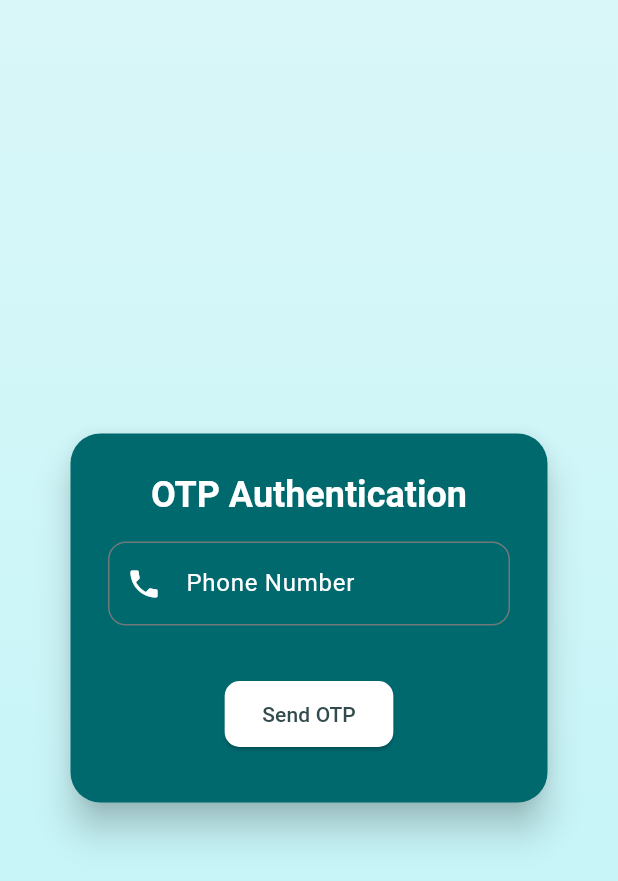
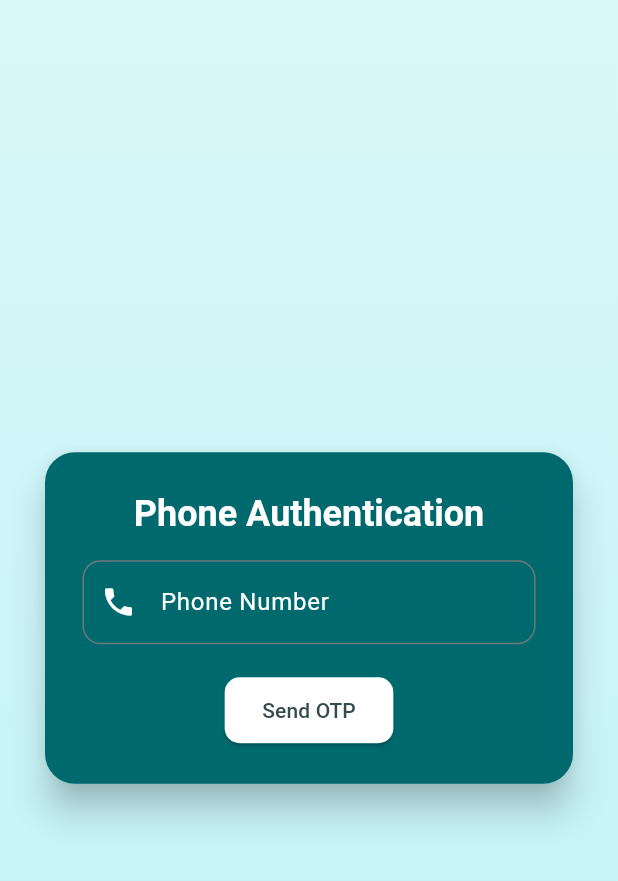
Before and after one commit to shshaheen/Aura, a Flutter app: the AboutsScreen3 screen opened directly, after a tap on "Next", on a phone screen of 412 x 824 dp. Shown: the top 881 px of the screen. Run offline on Flutter 3.47's test engine with Material 3 defaults, Android fonts, the phone set to English and light mode, and no system bars; our stand-ins replace cloud_firestore, firebase_auth, firebase_core, flutter_dotenv, image_picker; missing offline and left inert: cloudinary_public; accounts and stored records are empty.

Commit message:
Correct Navigations and proper theming

```diff
--- a/lib/screens/Abouts/abouts_screen3.dart
+++ b/lib/screens/Abouts/abouts_screen3.dart
@@ -1,4 +1,4 @@
-import 'package:aura/authentication/otp_screen.dart';
+import '../phone_screen.dart';
 import 'package:flutter/material.dart';
 import 'package:aura/main.dart'; // Import to access kLightColorScheme and kDarkColorScheme
 
@@ -114,7 +114,7 @@ class AboutsScreen3 extends StatelessWidget {
                       onPressed: () {
                         Navigator.push(
                           context,
-                          MaterialPageRoute(builder: (context) => OTPScreen()),
+                          MaterialPageRoute(builder: (context) => PhoneScreen()),
                         );
                       },
                       child: Text('Next')),
--- /dev/null
+++ b/lib/screens/phone_screen.dart
@@ -0,0 +1,179 @@
+import 'package:firebase_auth/firebase_auth.dart';
+import 'package:flutter/material.dart';
+import 'otp_screen.dart';
+import 'package:aura/main.dart';
+
+class PhoneScreen extends StatefulWidget {
+  @override
+  _PhoneScreenState createState() => _PhoneScreenState();
+}
+
+class _PhoneScreenState extends State<PhoneScreen> {
+  final TextEditingController phoneController = TextEditingController();
+  final FirebaseAuth _auth = FirebaseAuth.instance;
+  bool isLoading = false;
+  String errorMessage = "";
+
+  void sendOTP() async {
+    setState(() {
+      isLoading = true;
+      errorMessage = "";
+    });
+
+    String phone = phoneController.text.trim();
+
+    if (phone.isEmpty || phone.length < 10) {
+      setState(() {
+        errorMessage = "Enter a valid 10-digit phone number";
+        isLoading = false;
+      });
+      return;
+    }
+
+    await _auth.verifyPhoneNumber(
+      phoneNumber: "+91$phone",
+      verificationCompleted: (PhoneAuthCredential credential) {},
+      verificationFailed: (FirebaseAuthException e) {
+        String userFriendlyMessage = "Verification Failed. Please try again.";
+
+        if (e.code == 'quota-exceeded') {
+          userFriendlyMessage = "Too many verification attempts. Try again later.";
+        } else if (e.code == 'app-not-authorized') {
+          userFriendlyMessage = "App is not authorized for authentication. Contact support.";
+        } else if (e.code == 'missing-client-identifier') {
+          userFriendlyMessage = "Billing is not enabled. Contact the developer.";
+        } else {
+          userFriendlyMessage = e.message ?? "An unexpected error occurred.";
+        }
+
+        setState(() {
+          errorMessage = userFriendlyMessage;
+          isLoading = false;
+        });
+      },
+      codeSent: (String verificationId, int? resendToken) {
+        Navigator.push(
+          context,
+          MaterialPageRoute(
+            builder: (context) => OTPScreen(verificationId: verificationId),
+          ),
+        );
+      },
+      codeAutoRetrievalTimeout: (String verificationId) {},
+    );
+
+    setState(() => isLoading = false);
+  }
+
+  @override
+  Widget build(BuildContext context) {
+    final brightness = Theme.of(context).brightness;
+    final isDarkMode = brightness == Brightness.dark;
+    final colorScheme = isDarkMode ? kDarkColorScheme : kLightColorScheme;
+    final textTheme = Theme.of(context).textTheme;
+
+    return Scaffold(
+      body: Container(
+        decoration: BoxDecoration(
+          gradient: LinearGradient(
+            colors: [
+              colorScheme.primaryContainer.withOpacity(0.3),
+              colorScheme.primaryContainer.withOpacity(0.6),
+            ],
+            begin: Alignment.topCenter,
+            end: Alignment.bottomCenter,
+          ),
+        ),
+        padding: const EdgeInsets.all(14.0),
+        child: Center(
+          child: Card(
+            color: colorScheme.primary,
+            elevation: 10,
+            shape: RoundedRectangleBorder(
+              borderRadius: BorderRadius.circular(20),
+            ),
+            child: Padding(
+              padding: const EdgeInsets.all(25.0),
+              child: Column(
+                mainAxisSize: MainAxisSize.min,
+                children: [
+                  Text(
+                    "Phone Authentication",
+                    style: textTheme.headlineSmall?.copyWith(
+                      fontWeight: FontWeight.bold,
+                      color: colorScheme.onPrimary,
+                    ),
+                  ),
+                  SizedBox(height: 15),
+                  TextField(
+                    controller: phoneController,
+                    style: TextStyle(color: colorScheme.onPrimary),
+                    cursorColor: colorScheme.onPrimary,
+                    decoration: InputDecoration(
+                      labelText: "Phone Number",
+                      labelStyle: TextStyle(color: colorScheme.onPrimary),
+                      prefixText: "+91 ",
+                      prefixStyle: TextStyle(color: colorScheme.onPrimary),
+                      border: OutlineInputBorder(
+                        borderRadius: BorderRadius.circular(12),
+                        borderSide: BorderSide(color: colorScheme.onPrimaryContainer),
+                      ),
+                      focusedBorder: OutlineInputBorder(
+                        borderRadius: BorderRadius.circular(12),
+                        borderSide: BorderSide(color: colorScheme.onPrimary, width: 2),
+                      ),
+                      prefixIcon: Icon(Icons.phone, color: colorScheme.onPrimary),
+                    ),
+                    keyboardType: TextInputType.phone,
+                  ),
+                  SizedBox(height: 20),
+
+                  // Display the error message in a properly styled container
+                  if (errorMessage.isNotEmpty)
+                    Container(
+                      padding: EdgeInsets.all(12),
+                      margin: EdgeInsets.only(bottom: 15),
+                      decoration: BoxDecoration(
+                        color: Colors.redAccent.shade100,
+                        borderRadius: BorderRadius.circular(10),
+                        border: Border.all(color: Colors.red),
+                      ),
+                      child: Row(
+                        crossAxisAlignment: CrossAxisAlignment.start,
+                        children: [
+                          Icon(Icons.error_outline, color: Colors.red.shade900),
+                          SizedBox(width: 10),
+                          Expanded(
+                            child: Text(
+                              errorMessage,
+                              style: TextStyle(
+                                color: Colors.red.shade900,
+                                fontWeight: FontWeight.bold,
+                              ),
+                            ),
+                          ),
+                        ],
+                      ),
+                    ),
+
+                  isLoading
+                      ? CircularProgressIndicator(color: Colors.blueAccent)
+                      : ElevatedButton(
+                          onPressed: sendOTP,
+                          child: Text("Send OTP"),
+                          style: ElevatedButton.styleFrom(
+                            backgroundColor: colorScheme.onSecondary,
+                            foregroundColor: colorScheme.onSecondaryContainer,
+                            padding: EdgeInsets.symmetric(vertical: 12, horizontal: 25),
+                            shape: RoundedRectangleBorder(borderRadius: BorderRadius.circular(10)),
+                          ),
+                        ),
+                ],
+              ),
+            ),
+          ),
+        ),
+      ),
+    );
+  }
+}
```
Also changed, not shown: lib/main.dart (+51 -12 lines), lib/screens/otp_screen.dart (added, +154 -0 lines), lib/screens/profile_screen.dart (+37 -80 lines), lib/widgets/homepage.dart (+8 -1 lines), lib/authentication/otp_screen.dart (line endings or trailing spaces).
